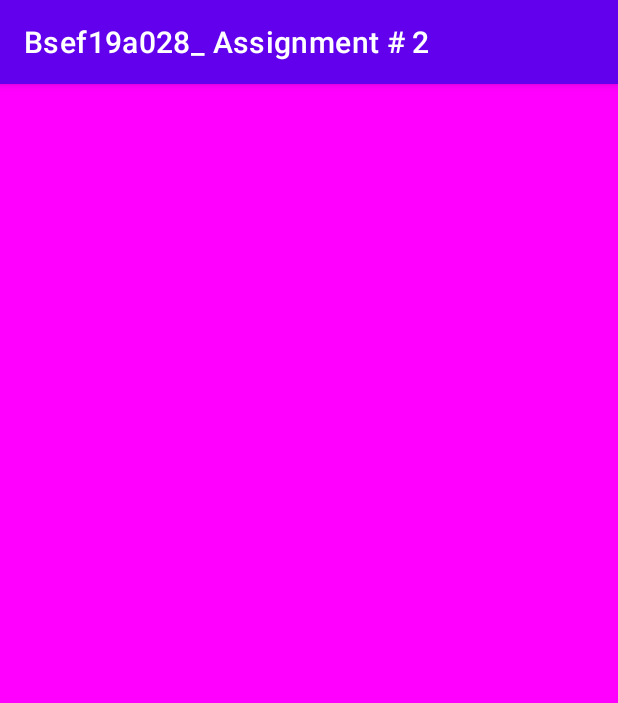
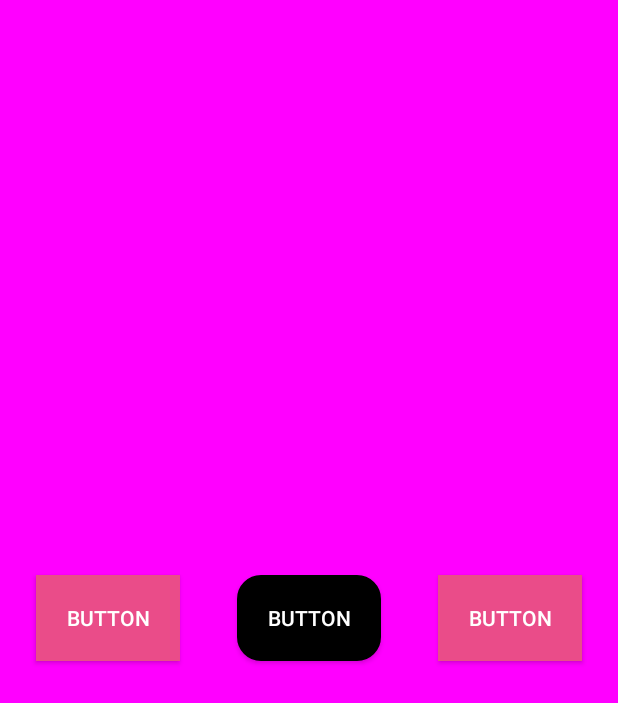
Before and after one commit to XheikhFaizi/Assignment-2--Intent-, an Android app: the screen it shows after launch (MainActivity), on a phone screen of 412 x 824 dp. Shown: the top 703 px of the screen. Run offline under Robolectric (Android 15) with nearby library versions, the phone set to English and light mode, and no system bars.

Commit message:
App Front End Ready

```diff
--- a/app/src/main/res/color/gradient_bg.xml
+++ b/app/src/main/res/color/gradient_bg.xml
@@ -2,7 +2,7 @@
 <selector xmlns:android="http://schemas.android.com/apk/res/android">
     <item>
         <shape android:layout_width="wrap_content">
-            <gradient android:endColor="#ffa751" android:startColor="#ffe259" android:type="linear" />
+            <gradient android:endColor="#D3CCE3" android:startColor="#D3CCE3" android:type="linear" />
         </shape>
     </item>
 </selector>
--- a/app/src/main/res/drawable/rect_rounded_button.xml
+++ b/app/src/main/res/drawable/rect_rounded_button.xml
@@ -1,4 +1,6 @@
 <?xml version="1.0" encoding="utf-8"?>
-<selector xmlns:android="http://schemas.android.com/apk/res/android">
-
-</selector>
+<shape xmlns:android="http://schemas.android.com/apk/res/android">
+<solid android:color="@color/black"/>
+<stroke android:color="@color/black" android:width="1.5dp"/>
+<corners android:radius="15dp"/>
+</shape>
--- a/app/src/main/res/layout/activity_main.xml
+++ b/app/src/main/res/layout/activity_main.xml
@@ -4,6 +4,47 @@
     xmlns:tools="http://schemas.android.com/tools"
     android:layout_width="match_parent"
     android:layout_height="match_parent"
+    android:background="@color/gradient_bg"
+    tools:context=".MainActivity">
 
-    android:background="@color/gradient_bg"
-    tools:context=".MainActivity"/>
+    <androidx.appcompat.widget.AppCompatButton
+        android:id="@+id/button4"
+        android:layout_width="96dp"
+        android:layout_height="57dp"
+        android:background="@drawable/rect_rounded_button"
+
+
+        android:text="Button"
+        android:textColor="#FFFFFF"
+        android:textColorHint="#FFFFFF"
+        app:layout_constraintBottom_toBottomOf="parent"
+        app:layout_constraintEnd_toStartOf="@+id/button3"
+        app:layout_constraintStart_toEndOf="@+id/button2"
+        app:layout_constraintTop_toTopOf="parent" />
+
+    <androidx.appcompat.widget.AppCompatButton
+        android:id="@+id/button3"
+        android:layout_width="96dp"
+        android:layout_height="57dp"
+        android:layout_marginEnd="24dp"
+        android:background="#EA4c89"
+        android:text="Button"
+        android:textColor="#FFFFFF"
+        android:textColorHint="#FFFFFF"
+        app:layout_constraintBottom_toBottomOf="parent"
+        app:layout_constraintEnd_toEndOf="parent"
+        app:layout_constraintTop_toTopOf="parent" />
+
+    <androidx.appcompat.widget.AppCompatButton
+        android:id="@+id/button2"
+        android:layout_width="96dp"
+        android:layout_height="57dp"
+        android:layout_marginStart="24dp"
+        android:background="#EA4c89"
+        android:text="Button"
+        android:textColor="#FFFFFF"
+        android:textColorHint="#FFFFFF"
+        app:layout_constraintBottom_toBottomOf="parent"
+        app:layout_constraintStart_toStartOf="parent"
+        app:layout_constraintTop_toTopOf="parent" />
+</androidx.constraintlayout.widget.ConstraintLayout>
--- a/app/src/main/res/values-night/themes.xml
+++ b/app/src/main/res/values-night/themes.xml
@@ -1,12 +1,12 @@
 <resources xmlns:tools="http://schemas.android.com/tools">
     <!-- Base application theme. -->
-    <style name="Theme.Bsef19a028_Assignment2" parent="Theme.MaterialComponents.DayNight.DarkActionBar">
+    <style name="Theme.Bsef19a028_Assignment2" parent="Theme.MaterialComponents.DayNight.NoActionBar">
         <!-- Primary brand color. -->
         <item name="colorPrimary">@color/purple_200</item>
-        <item name="colorPrimaryVariant">@color/purple_700</item>
+        <item name="colorPrimaryVariant">#00BCD4</item>
         <item name="colorOnPrimary">@color/black</item>
         <!-- Secondary brand color. -->
-        <item name="colorSecondary">@color/teal_200</item>
+        <item name="colorSecondary">#FF9800</item>
         <item name="colorSecondaryVariant">@color/teal_200</item>
         <item name="colorOnSecondary">@color/black</item>
         <!-- Status bar color. -->
--- a/app/src/main/res/values/themes.xml
+++ b/app/src/main/res/values/themes.xml
@@ -1,12 +1,12 @@
 <resources xmlns:tools="http://schemas.android.com/tools">
     <!-- Base application theme. -->
-    <style name="Theme.Bsef19a028_Assignment2" parent="Theme.MaterialComponents.DayNight.DarkActionBar">
+    <style name="Theme.Bsef19a028_Assignment2" parent="Theme.MaterialComponents.DayNight.NoActionBar">
         <!-- Primary brand color. -->
         <item name="colorPrimary">@color/purple_500</item>
         <item name="colorPrimaryVariant">@color/purple_700</item>
         <item name="colorOnPrimary">@color/white</item>
         <!-- Secondary brand color. -->
-        <item name="colorSecondary">@color/teal_200</item>
+        <item name="colorSecondary">#FF9800</item>
         <item name="colorSecondaryVariant">@color/teal_700</item>
         <item name="colorOnSecondary">@color/black</item>
         <!-- Status bar color. -->
```
